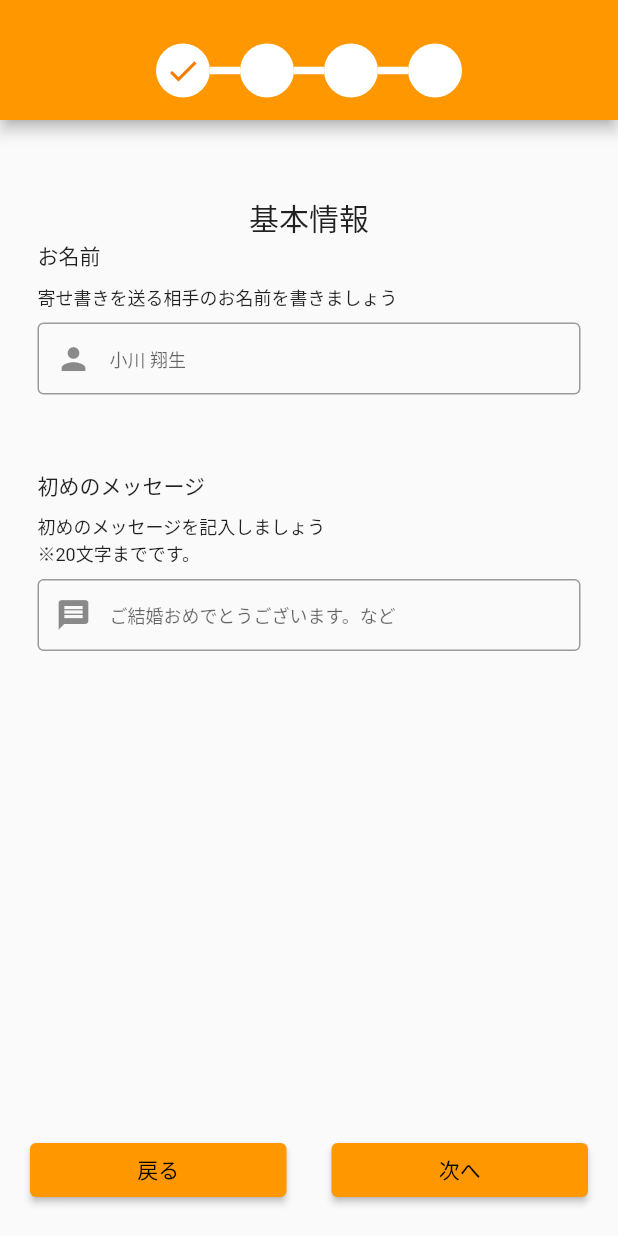
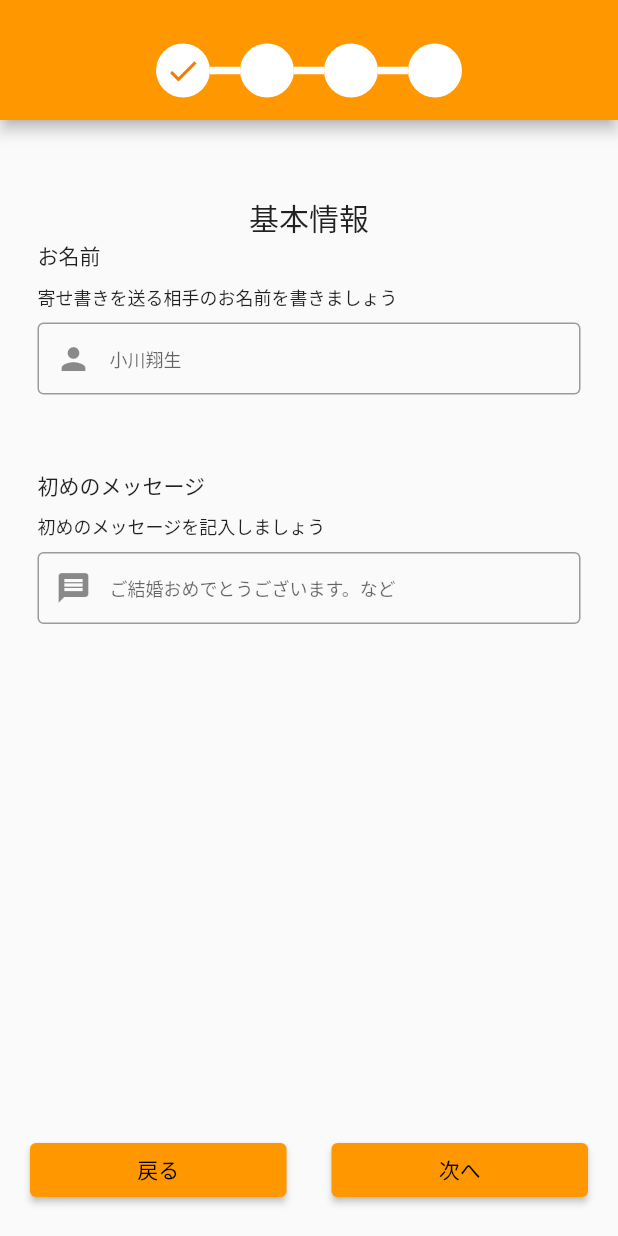
Before and after one commit to shokiogawa/merubo, a Flutter app: the CreateTopMessageScreen screen opened by its route, on a phone screen of 412 x 824 dp. Run offline on Flutter 3.47's test engine with Material 2 defaults, Android fonts, the phone set to English and light mode, and no system bars; our stand-ins replace cloud_firestore, firebase_auth, firebase_core, firebase_storage, flutter_riverpod, freezed_annotation and 4 more; accounts and stored records are empty; generated files the repository leaves out were written again.

Commit message:
add:　共通化

```diff
--- a/lib/screen/message_bord_create_screen/create_top_message.dart
+++ b/lib/screen/message_bord_create_screen/create_top_message.dart
@@ -2,6 +2,7 @@ import 'package:flutter/material.dart';
 import 'package:flutter_riverpod/flutter_riverpod.dart';
 import 'package:merubo/screen/message_bord_create_screen/widget/bottom_button.dart';
 import 'package:merubo/screen/message_bord_create_screen/widget/progress_app_bar.dart';
+import 'package:merubo/widgets/text_form.dart';
 import '../../provider/create_message_bord_provider.dart';
 
 class CreateTopMessageScreen extends ConsumerWidget {
@@ -40,79 +41,39 @@ class CreateTopMessageScreen extends ConsumerWidget {
                         style: TextStyle(fontSize: 20),
                       ),
                       //誰に送るのか？
-                      Column(
-                        crossAxisAlignment: CrossAxisAlignment.start,
-                        children: [
-                          const Padding(
-                            padding: EdgeInsets.only(bottom: 8),
-                            child: Text("お名前"),
-                          ),
-                          const Padding(
-                            padding: EdgeInsets.only(bottom: 8),
-                            child: Text(
-                              "寄せ書きを送る相手のお名前を書きましょう",
-                              style: TextStyle(fontSize: 12),
-                            ),
-                          ),
-                          TextFormField(
-                            textInputAction: TextInputAction.done,
-                            validator: (value) {
+                      TextForm(
+                        controller: receiveUserController,
+                        label: "お名前",
+                        subLabel: "寄せ書きを送る相手のお名前を書きましょう",
+                        hintText: "小川翔生",
+                        prefixIcon: const Icon(Icons.person),
+                        validator: (value){
                           if (value == null || value.isEmpty) {
                             return "名前は必須項目です";
                           }
                           if (value.length > 20) {
                             return "20文字以下でご入力ください";
                           }
+                          return null;
                         },
-                            controller: receiveUserController,
-                            decoration: const InputDecoration(
-                                prefixIcon: Icon(Icons.person),
-                                contentPadding: EdgeInsets.all(0),
-                                hintText: "小川 翔生",
-                                hintStyle: TextStyle(fontSize: 12),
-                                border: OutlineInputBorder()),
-                          ),
-                        ],
                       ),
                       const SizedBox(height: 50),
                       //初めのメッセージは？
-                      Column(
-                        crossAxisAlignment: CrossAxisAlignment.start,
-                        children: [
-                          const Padding(
-                            padding: EdgeInsets.only(bottom: 8),
-                            child: Text("初めのメッセージ"),
-                          ),
-                          const Text(
-                            "初めのメッセージを記入しましょう",
-                            style: TextStyle(fontSize: 12),
-                          ),
-                          const Padding(
-                            padding: EdgeInsets.only(bottom: 8),
-                            child: Text(
-                              "※20文字までです。",
-                              style: TextStyle(fontSize: 12),
-                            ),
-                          ),
-                          TextFormField(
-                            textInputAction: TextInputAction.done,
-                            validator: (value) {
+                      TextForm(
+                        controller: titleMessageController,
+                        label: "初めのメッセージ",
+                        subLabel: "初めのメッセージを記入しましょう",
+                        hintText: "ご結婚おめでとうございます。など",
+                        prefixIcon: const Icon(Icons.message),
+                        validator: (value){
                           if (value == null || value.isEmpty) {
-                                return "初めのメッセージは必須項目です";
+                            return "初めのメッセージは必須項目です。";
                           }
                           if (value.length > 20) {
                             return "初めのメッセージは20文字以内でご入力ください";
                           }
+                          return null;
                         },
-                            controller: titleMessageController,
-                            decoration: const InputDecoration(
-                                prefixIcon: Icon(Icons.message),
-                                contentPadding: EdgeInsets.all(0),
-                                hintText: "ご結婚おめでとうございます。など",
-                                hintStyle: TextStyle(fontSize: 12),
-                                border: OutlineInputBorder()),
-                          ),
-                        ],
                       ),
                     ],
                   ),
--- /dev/null
+++ b/lib/widgets/text_form.dart
@@ -0,0 +1,60 @@
+import 'package:flutter/material.dart';
+
+class TextForm extends StatelessWidget {
+  final TextEditingController? controller;
+  final String? Function(String?)? validator;
+  final String? label;
+  final String? subLabel;
+  final Widget? prefixIcon;
+  final String? hintText;
+  final int? maxLine;
+  final EdgeInsetsGeometry? contentPadding;
+
+  const TextForm(
+      {Key? key,
+      this.controller,
+      this.validator,
+      this.label,
+      this.subLabel,
+      this.prefixIcon,
+      this.hintText,
+      this.maxLine,
+      this.contentPadding})
+      : super(key: key);
+
+  @override
+  Widget build(BuildContext context) {
+    return Column(
+      crossAxisAlignment: CrossAxisAlignment.start,
+      children: [
+        label != null
+            ? Padding(
+                padding: const EdgeInsets.only(bottom: 8),
+                child: Text(label!),
+              )
+            : Container(),
+        subLabel != null
+            ? Padding(
+                padding: const EdgeInsets.only(bottom: 8),
+                child: Text(
+                  subLabel!,
+                  style: const TextStyle(fontSize: 12),
+                ),
+              )
+            : Container(),
+        TextFormField(
+          textInputAction: TextInputAction.done,
+          validator: validator,
+          controller: controller,
+          maxLines: maxLine ?? 1,
+          decoration: InputDecoration(
+              prefixIcon: prefixIcon,
+              contentPadding: contentPadding ?? const EdgeInsets.all(0),
+              hintText: hintText,
+              hintStyle: const TextStyle(fontSize: 12),
+              border: const OutlineInputBorder()),
+        ),
+      ],
+    );
+  }
+}
```
Also changed, not shown: lib/screen/message_bord_create_screen/create_message.dart (+27 -65 lines), lib/widgets/image_form.dart (added, +32 -0 lines). Lines whose indentation alone changed are shown as unchanged.
